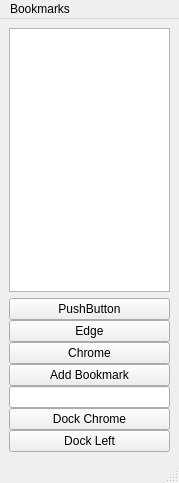
edsykes/BookmarkManager, file View/mainwindow.ui: the form before one commit.
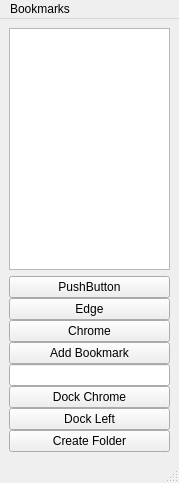
The form after the commit.

Commit message: Added button to create folder and wired it to a dialog

Diff of the .ui file:
```diff
--- a/View/mainwindow.ui
+++ b/View/mainwindow.ui
@@ -96,6 +96,13 @@
         </property>
        </widget>
       </item>
+      <item>
+       <widget class="QPushButton" name="pushCreateFolder">
+        <property name="text">
+         <string>Create Folder</string>
+        </property>
+       </widget>
+      </item>
      </layout>
     </item>
    </layout>
```
The commit also changes 7 other files.
